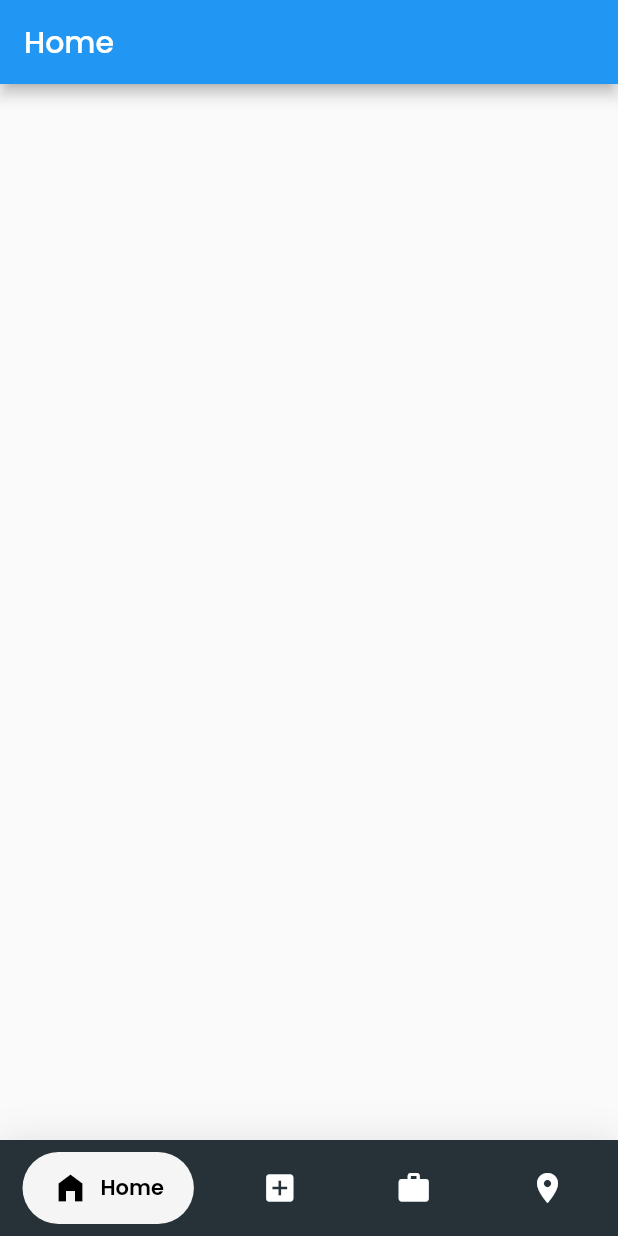
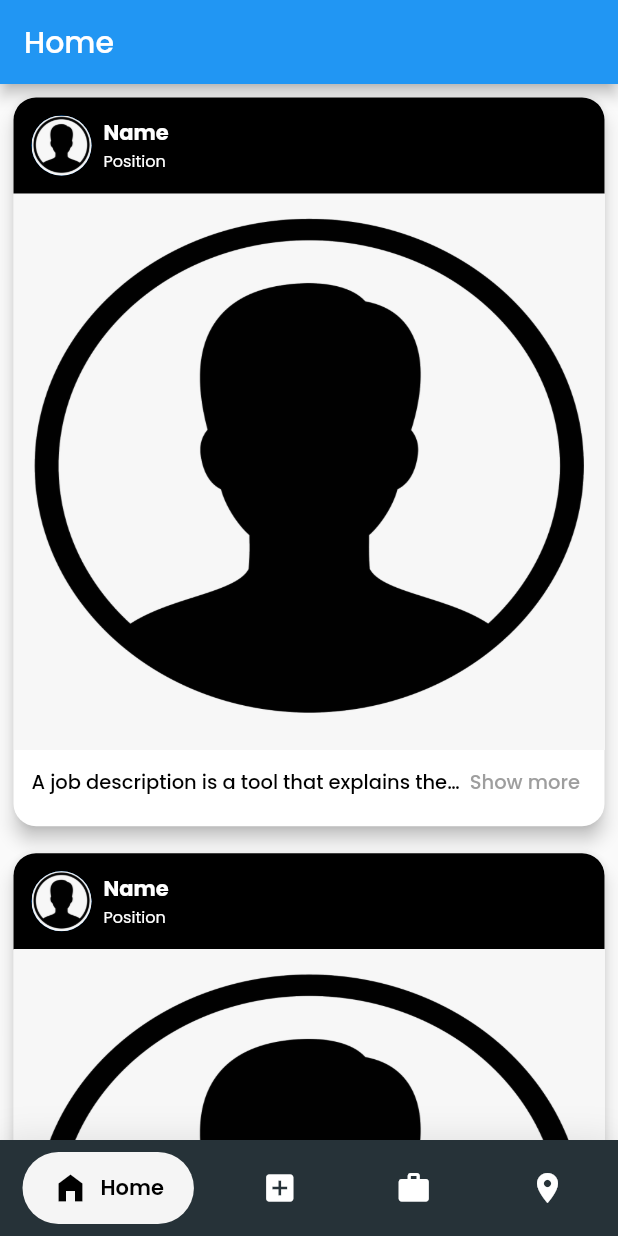
Before and after one commit to VatsalShah03/DartKnights_LOC, a Flutter app: the screen it shows once a user with an empty profile is signed in, on a phone screen of 412 x 824 dp. Run offline on Flutter 3.47's test engine with Material 2 defaults, Android fonts, the light colour scheme and no system bars; drawn by our look-alikes of google_nav_bar, readmore; our stand-ins replace cloud_firestore, firebase_auth, firebase_core, get, google_fonts, google_sign_in and 1 more; missing offline and left inert: razorpay_flutter; accounts and stored records are empty.

Commit message:
Post Ui 1

```diff
--- a/lib/Home.dart
+++ b/lib/Home.dart
@@ -1,5 +1,7 @@
 import 'package:flutter/cupertino.dart';
 import 'package:flutter/material.dart';
+import 'package:readmore/readmore.dart';
+import 'package:smooth_page_indicator/smooth_page_indicator.dart';
 
 class Home extends StatefulWidget {
   const Home({Key? key}) : super(key: key);
@@ -9,12 +11,117 @@ class Home extends StatefulWidget {
 }
 
 class _HomeState extends State<Home> {
+
+
   @override
   Widget build(BuildContext context) {
+    double height = MediaQuery.of(context).size.height;
+    double width = MediaQuery.of(context).size.width;
+
     return Scaffold(
       appBar: AppBar(
         title: Text("Home"),
       ),
+      body: ListView.builder(
+        itemCount: 2,
+          itemBuilder: (BuildContext context , int index) {
+            final PageController _pageController = PageController(
+                viewportFraction: 0.8,
+                keepPage: true
+            );
+          return Padding(
+            padding: const EdgeInsets.all(5.0),
+            child: Card(
+              elevation: 5.0,
+              color: Colors.white,
+              shape: RoundedRectangleBorder(borderRadius: BorderRadius.circular(15)),
+              child: Column(
+                mainAxisAlignment: MainAxisAlignment.start,
+                crossAxisAlignment: CrossAxisAlignment.start,
+                children: [
+                  GestureDetector(
+                    onTap: () {},
+                    child: Container(
+                      width: double.infinity,
+                      padding: const EdgeInsets.all(12),
+                      decoration: const BoxDecoration(
+                          color: Colors.black,
+                          borderRadius: BorderRadius.only(
+                              topLeft: Radius.circular(15),
+                              topRight: Radius.circular(15)
+                          )
+                      ),
+                      child: Row(
+                        children: [
+                          const CircleAvatar(
+                              backgroundImage: AssetImage("assets/person.png")),
+                          const SizedBox(
+                            width: 8,
+                          ),
+                          Column(
+                            crossAxisAlignment: CrossAxisAlignment.start,
+                            children: [
+                              Text(
+                                "Name",
+                                style: TextStyle(
+                                    fontSize: height * 0.017,
+                                    fontWeight: FontWeight.w700,
+                                    color: Colors.white),
+                              ),
+                              Text(
+                                "Position",
+                                style: TextStyle(
+                                    fontSize: height * 0.013, color: Colors.white),
+                              ),
+                            ],
+                          ),
+                        ],
+                      ),
+                    ),
+                  ),
+                  InkWell(
+                    onTap: () {},
+                    child: Image(
+                      image: const AssetImage(
+                        "assets/person.png",
+                      ),
+                      height: width * 0.9,
+                      width: double.infinity,
+                      fit: BoxFit.fill,
+                    ),
+                  ),
+                  Padding(
+                    padding: const EdgeInsets.all(12.0),
+                    child: Column(
+                      mainAxisAlignment: MainAxisAlignment.start,
+                      crossAxisAlignment: CrossAxisAlignment.start,
+                      children: [
+                        ReadMoreText(
+                          "A job description is a tool that explains the tasks, duties, function and responsibilities of a position. It details who performs a specific type of work, how that work is to be completed, and the frequency and the purpose of the work as it relates to the organization's mission and goals.",
+                          textAlign: TextAlign.justify,
+                          trimLines: 1,
+                          colorClickableText: Colors.grey,
+                          trimMode: TrimMode.Line,
+                          trimCollapsedText: ' Show more',
+                          trimExpandedText: ' Show less',
+                          style: TextStyle(
+                              fontSize: 13,
+                              fontWeight: FontWeight.w500,
+                              color: Colors.black),
+                        ),
+                        const SizedBox(
+                          height: 8,
+                        ),
+
+                      ],
+                    ),
+                  )
+                ],
+              ),
+            ),
+          );
+          }
+      ),
     );
   }
 }
--- a/pubspec.yaml
+++ b/pubspec.yaml
@@ -41,7 +41,9 @@ dependencies:
   http:
   fluttertoast:
   razorpay_flutter:
-  google_nav_bar: ^5.0.6
+  google_nav_bar:
+  smooth_page_indicator:
+  readmore:
 
 
 
```
Also changed, not shown: pubspec.lock.
